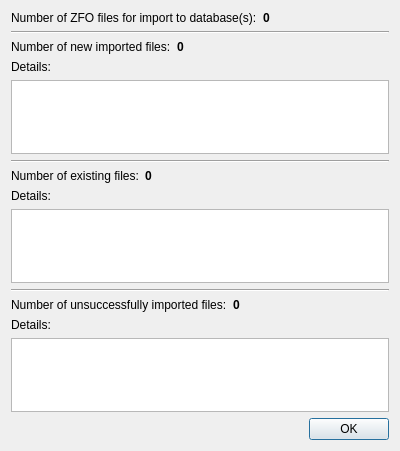
Above: src/gui/ui/dlg_import_zfo_result.ui from psakar/datovka before the change. Below: the same form after it.
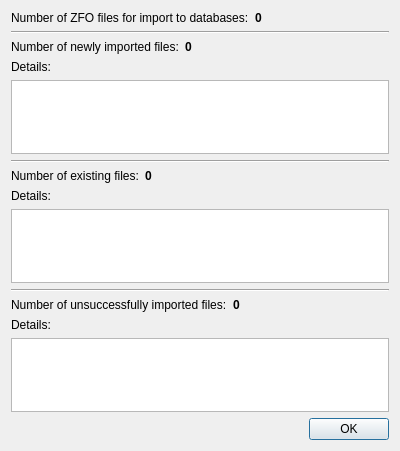
That is the form after the change.

The edit to the form file:
```diff
--- a/src/gui/ui/dlg_import_zfo_result.ui
+++ b/src/gui/ui/dlg_import_zfo_result.ui
@@ -19,7 +19,7 @@
      <item row="0" column="0">
       <widget class="QLabel" name="label_1">
        <property name="text">
-        <string>Number of ZFO files for import to database(s):</string>
+        <string>Number of ZFO files for import to databases:</string>
        </property>
       </widget>
      </item>
@@ -50,7 +50,7 @@
      <item row="0" column="0">
       <widget class="QLabel" name="labelDone">
        <property name="text">
-        <string>Number of new imported files:</string>
+        <string>Number of newly imported files:</string>
        </property>
       </widget>
      </item>
```
Left out of the diff: 2 changed lines with no effect on the pictures.
